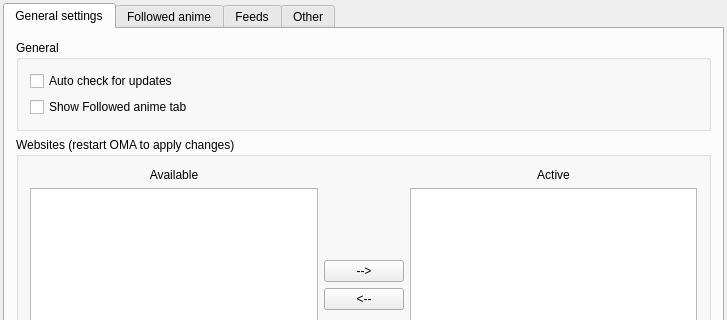
Old version of the form OtakuManager/widgets/PrefWindow.ui in the repository GhostWriterTNCS/OtakuManager; both pictures show x 0 to 727 and y 0 to 320 of the 727 by 615 pixel window.
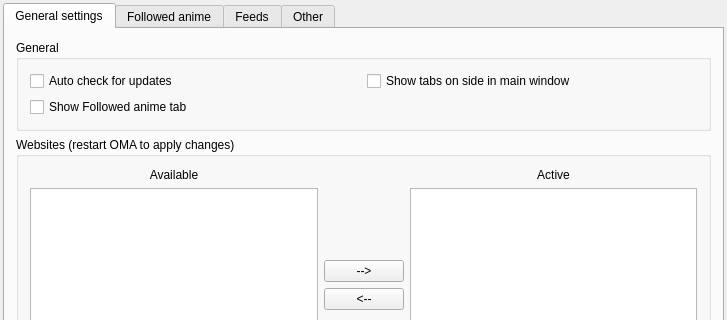
New version of the form. Icons and pictures are not drawn.

Commit message: Added option for tabs on side in main window.

What changed in the file:
```diff
--- a/OtakuManager/widgets/PrefWindow.ui
+++ b/OtakuManager/widgets/PrefWindow.ui
@@ -48,21 +48,28 @@
          <property name="title">
           <string>General</string>
          </property>
-         <layout class="QVBoxLayout" name="verticalLayout_9">
-          <item>
-           <widget class="QCheckBox" name="updateCheckBox">
-            <property name="text">
-             <string>Auto check for updates</string>
-            </property>
-           </widget>
-          </item>
-          <item>
+         <layout class="QGridLayout" name="gridLayout_4">
+          <item row="1" column="0">
            <widget class="QCheckBox" name="followedTabCheckBox">
             <property name="text">
              <string>Show Followed anime tab</string>
             </property>
            </widget>
           </item>
+          <item row="0" column="0">
+           <widget class="QCheckBox" name="updateCheckBox">
+            <property name="text">
+             <string>Auto check for updates</string>
+            </property>
+           </widget>
+          </item>
+          <item row="0" column="1">
+           <widget class="QCheckBox" name="tabsOnSideCheckBox">
+            <property name="text">
+             <string>Show tabs on side in main window</string>
+            </property>
+           </widget>
+          </item>
          </layout>
         </widget>
        </item>
```
The commit also changes 4 other files.
